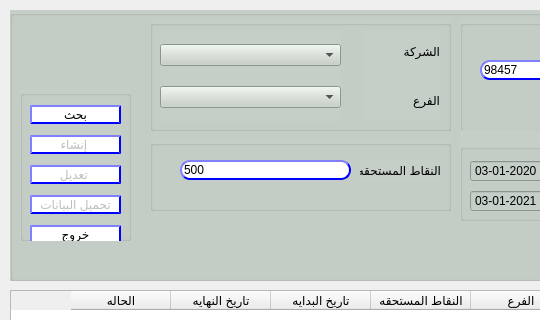
This is presentation/loyalty_ui/createModifyReedemItem.ui in shymaa123456/HyperPOS2020 as Qt 5 draws it before an edit; both pictures show x 0 to 540 and y 0 to 320 of the 789 by 571 pixel window. The edited form follows.
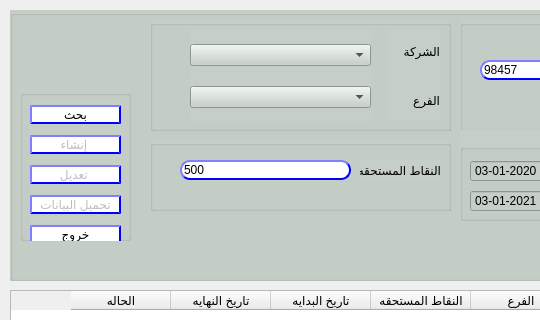
This is the edited form.

Commit message: create redeem item

What changed in the file:
```diff
--- a/presentation/loyalty_ui/createModifyReedemItem.ui
+++ b/presentation/loyalty_ui/createModifyReedemItem.ui
@@ -102,7 +102,7 @@
     <widget class="QWidget" name="layoutWidget">
      <property name="geometry">
       <rect>
-       <x>10</x>
+       <x>40</x>
        <y>10</y>
        <width>181</width>
        <height>92</height>
@@ -120,9 +120,9 @@
     <widget class="QWidget" name="layoutWidget_2">
      <property name="geometry">
       <rect>
-       <x>214</x>
+       <x>239</x>
        <y>10</y>
-       <width>76</width>
+       <width>51</width>
        <height>91</height>
       </rect>
      </property>
```
The commit also changes 2 other files.
